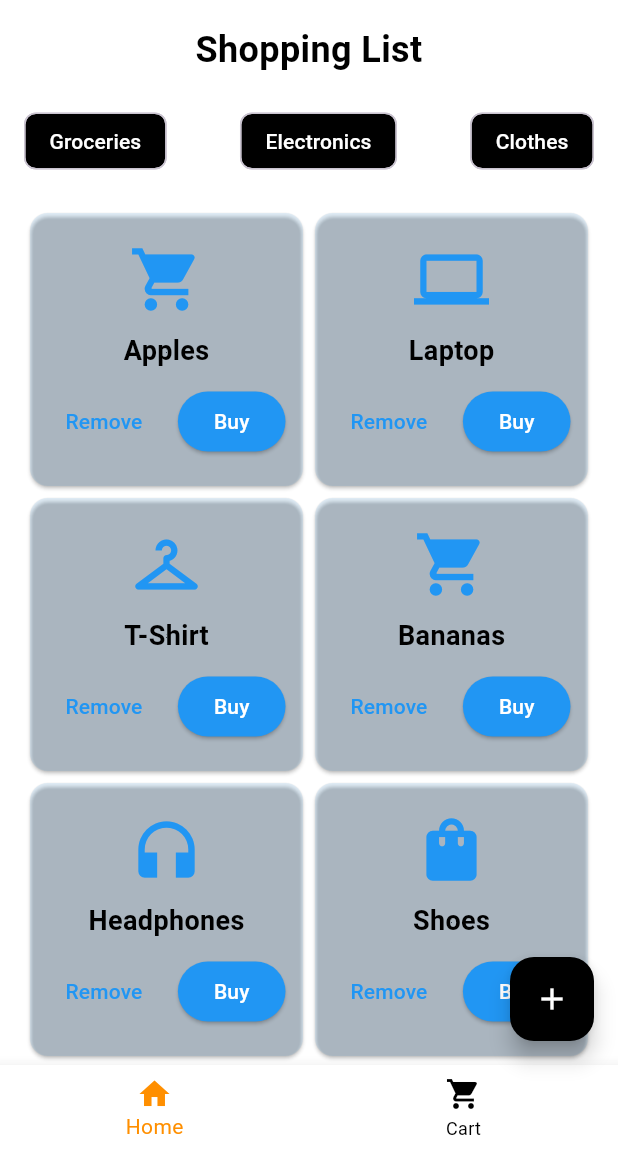
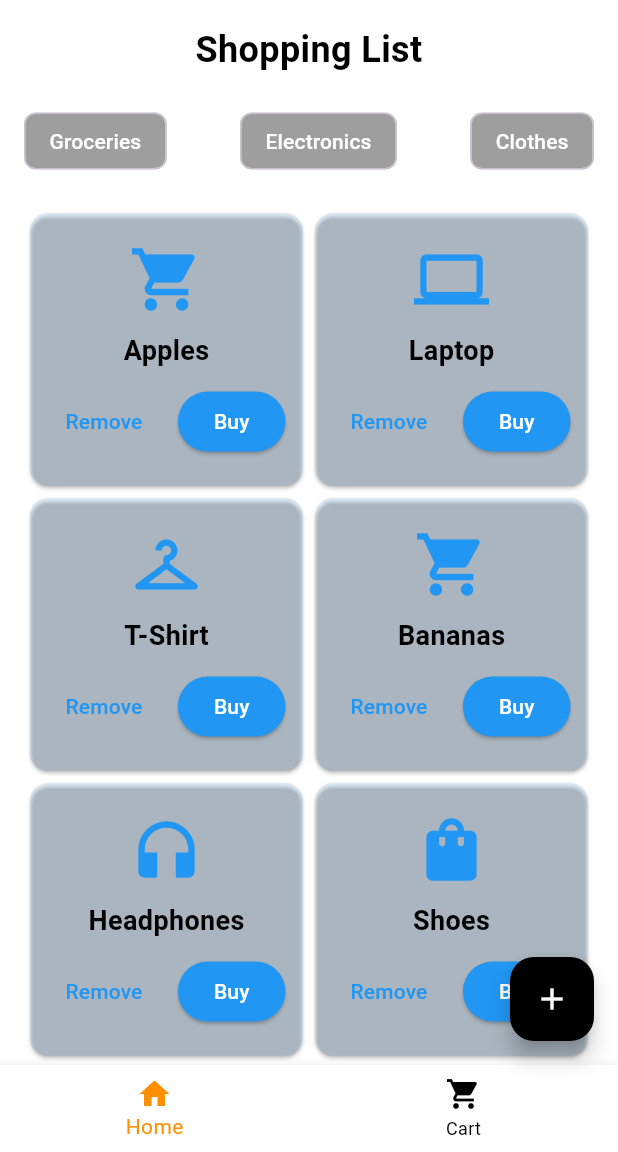
Before and after one commit to Ruthuwamahoro/shopping-mastermind-app, a Flutter app: the screen it shows after launch, on a phone screen of 412 x 824 dp, the part 84-1236 px from its top. Run offline on Flutter 3.47's test engine with Material 3 defaults, Android fonts, the phone set to English and light mode, and no system bars.

Commit message:
Update main.dart

```diff
--- a/lib/main.dart
+++ b/lib/main.dart
@@ -38,15 +38,15 @@ class MyHomePage extends StatelessWidget {
               children: [
                 Chip(
                   label: Text('Groceries', style: TextStyle(color: Colors.white)),
-                  backgroundColor: Colors.black,
+                  backgroundColor: Colors.grey,
                 ),
                 Chip(
                   label: Text('Electronics', style: TextStyle(color: Colors.white)),
-                  backgroundColor: Colors.black,
+                  backgroundColor: Colors.grey,
                 ),
                 Chip(
                   label: Text('Clothes', style: TextStyle(color: Colors.white)),
-                  backgroundColor: Colors.black,
+                  backgroundColor: Colors.grey,
                 ),
               ],
             ),
```
